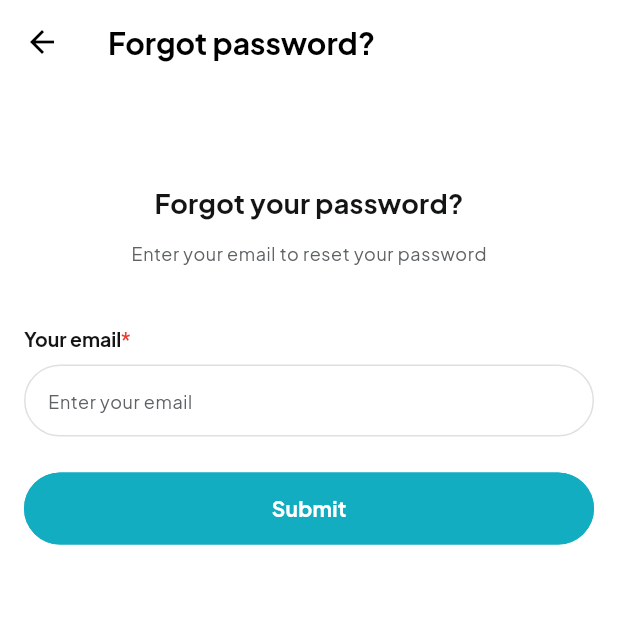
After one commit to algavania/technical_mobile, a Flutter app: the screen it shows after launch, after a tap on "Forgot password?", on a phone screen of 412 x 824 dp, the top half of it. The commit adds this screen. Run offline on Flutter 3.47's test engine with Material 3 defaults, Android fonts, the phone set to English and light mode, and no system bars; drawn by our look-alikes of loader_overlay; our stand-ins replace another_flushbar, app_links, auto_route, bloc, cached_network_image, dartz and 10 more; generated files the repository leaves out were written again.

Commit message:
feat: forgot and reset password

```diff
--- a/lib/app/view/app.dart
+++ b/lib/app/view/app.dart
@@ -1,4 +1,8 @@
+import 'dart:async';
+
+import 'package:app_links/app_links.dart';
 import 'package:flutter/material.dart';
+import 'package:flutter/scheduler.dart';
 import 'package:flutter_bloc/flutter_bloc.dart';
 import 'package:flutter_spinkit/flutter_spinkit.dart';
 import 'package:loader_overlay/loader_overlay.dart';
@@ -9,19 +13,68 @@ import 'package:technical_mobile/features/auth/presentation/bloc/auth_bloc.dart'
 import 'package:technical_mobile/injector/injector.dart';
 import 'package:technical_mobile/l10n/l10n.dart';
 import 'package:technical_mobile/routes/router.dart';
+import 'package:technical_mobile/util/logger.dart';
 
 final appRouter = AppRouter();
+final appLinks = AppLinks();
 
-class App extends StatelessWidget {
+class App extends StatefulWidget {
   const App({super.key});
+
+  @override
+  State<App> createState() => _AppState();
+}
+
+class _AppState extends State<App> {
+  StreamSubscription<dynamic>? _linkSub;
+
+  @override
+  void initState() {
+    super.initState();
+    _initDeepLinkListener();
+  }
+
+  void _initDeepLinkListener() {
+    _linkSub = appLinks.uriLinkStream.listen(
+      (uri) {
+        logger.i('Deep link received: $uri');
+        final token = uri.queryParameters['token'];
+        logger.i('Token from deep link: $token ${uri.queryParameters}');
+
+        if (token != null) {
+          SchedulerBinding.instance.addPostFrameCallback((_) {
+            if (appRouter.current.name == SplashRoute.name) {
+              Future.delayed(const Duration(seconds: 3), () {
+                appRouter.push(
+                  ResetPasswordRoute(token: token),
+                );
+              });
+              return;
+            }
+            appRouter.push(
+              ResetPasswordRoute(token: token),
+            );
+          });
+        }
+      },
+      onError: (dynamic err) {
+        logger.e('Deep link error: $err');
+      },
+    );
+  }
+
+  @override
+  void dispose() {
+    _linkSub?.cancel();
+    super.dispose();
+  }
 
   @override
   Widget build(BuildContext context) {
     return Sizer(
       builder: (_, __, ___) {
         return GlobalLoaderOverlay(
-          overlayWidgetBuilder: (_) =>
-          const Center(
+          overlayWidgetBuilder: (_) => const Center(
             child: SpinKitChasingDots(
               color: ColorValues.primary50,
             ),
--- a/lib/features/auth/auth.dart
+++ b/lib/features/auth/auth.dart
@@ -1,2 +1,4 @@
+export 'presentation/forgot_password_page.dart';
 export 'presentation/login_page.dart';
 export 'presentation/register_page.dart';
+export 'presentation/reset_password_page.dart';
--- a/lib/features/auth/data/repositories/auth_repository_impl.dart
+++ b/lib/features/auth/data/repositories/auth_repository_impl.dart
@@ -46,7 +46,11 @@ class AuthRepositoryImpl extends AuthRepository {
   ) {
     return safeCall(
       () => dataSource.resetPassword(
-          email, password, passwordConfirmation, token),
+        email,
+        password,
+        passwordConfirmation,
+        token,
+      ),
     );
   }
 
--- a/lib/features/auth/presentation/bloc/auth_bloc.dart
+++ b/lib/features/auth/presentation/bloc/auth_bloc.dart
@@ -72,7 +72,8 @@ class AuthBloc extends Bloc<AuthEvent, AuthState> {
     );
     res.fold(
       (failure) => emit(
-          state.copyWith(registerStatus: AsyncValue.error(failure.message))),
+        state.copyWith(registerStatus: AsyncValue.error(failure.message)),
+      ),
       (_) => emit(state.copyWith(registerStatus: const AsyncValue.data(true))),
     );
   }
@@ -115,7 +116,8 @@ class AuthBloc extends Bloc<AuthEvent, AuthState> {
         state.copyWith(resetPasswordStatus: AsyncValue.error(failure.message)),
       ),
       (_) => emit(
-          state.copyWith(resetPasswordStatus: const AsyncValue.data(true))),
+        state.copyWith(resetPasswordStatus: const AsyncValue.data(true)),
+      ),
     );
   }
 }
--- /dev/null
+++ b/lib/features/auth/presentation/forgot_password_page.dart
@@ -0,0 +1,107 @@
+import 'package:auto_route/annotations.dart';
+import 'package:flutter/material.dart';
+import 'package:flutter_bloc/flutter_bloc.dart';
+import 'package:loader_overlay/loader_overlay.dart';
+import 'package:sizer/sizer.dart';
+import 'package:technical_mobile/core/color_values.dart';
+import 'package:technical_mobile/core/styles.dart';
+import 'package:technical_mobile/features/auth/presentation/bloc/auth_bloc.dart';
+import 'package:technical_mobile/injector/injector.dart';
+import 'package:technical_mobile/l10n/l10n.dart';
+import 'package:technical_mobile/util/extensions.dart';
+import 'package:technical_mobile/util/validator.dart';
+import 'package:technical_mobile/widgets/custom_button.dart';
+import 'package:technical_mobile/widgets/custom_gesture_unfocus.dart';
+import 'package:technical_mobile/widgets/custom_text_field.dart';
+
+@RoutePage()
+class ForgotPasswordPage extends StatefulWidget {
+  const ForgotPasswordPage({super.key});
+
+  @override
+  State<ForgotPasswordPage> createState() => _ForgotPasswordPageState();
+}
+
+class _ForgotPasswordPageState extends State<ForgotPasswordPage> {
+  final _emailController = TextEditingController();
+  final _formKey = GlobalKey<FormState>();
+  final _bloc = Injector.instance<AuthBloc>();
+
+  @override
+  Widget build(BuildContext context) {
+    return BlocListener<AuthBloc, AuthState>(
+      bloc: _bloc,
+      listener: (context, state) {
+        state.forgotPasswordStatus.maybeMap(
+          loading: (_) {
+            context.loaderOverlay.show();
+          },
+          error: (error) {
+            context.loaderOverlay.hide();
+            context.showSnackBar(message: error.message, isSuccess: false);
+          },
+          data: (data) {
+            context.loaderOverlay.hide();
+            context.showSnackBar(
+              message: context.l10n.forgotPasswordSuccess,
+            );
+          },
+          orElse: () {},
+        );
+      },
+      child: Scaffold(
+        appBar: AppBar(
+          title: Text(context.l10n.forgotPassword),
+        ),
+        body: CustomGestureUnfocus(
+          child: SingleChildScrollView(
+            child: Padding(
+              padding: const EdgeInsets.all(Styles.defaultPadding),
+              child: Form(
+                key: _formKey,
+                child: Column(
+                  children: [
+                    6.h.vertical,
+                    Text(
+                      context.l10n.forgotPasswordText1,
+                      style: context.textTheme.titleMedium,
+                    ),
+                    1.5.h.vertical,
+                    Text(
+                      context.l10n.forgotPasswordText2,
+                      style: context.textTheme.bodySmall
+                          ?.copyWith(color: ColorValues.grey50),
+                    ),
+                    5.h.vertical,
+                    CustomTextField(
+                      textInputType: TextInputType.emailAddress,
+                      controller: _emailController,
+                      label: context.l10n.yourEmail,
+                      hint: context.l10n.enterEmail,
+                      validator:
+                      Validator(context: context).emailValidator,
+                    ),
+                    24.vertical,
+                    _buildSubmitButtonWidget(),
+                  ],
+                ),
+              ),
+            ),
+          ),
+        ),
+      ),
+    );
+  }
+
+  Widget _buildSubmitButtonWidget() {
+    return CustomButton(
+      buttonText: context.l10n.submit,
+      onPressed: () {
+        if (_formKey.currentState?.validate() ?? true) {
+          final email = _emailController.text.trim();
+          _bloc.add(AuthEvent.forgotPassword(email));
+        }
+      },
+    );
+  }
+}
--- a/lib/features/auth/presentation/login_page.dart
+++ b/lib/features/auth/presentation/login_page.dart
@@ -120,9 +120,14 @@ class _LoginPageState extends State<LoginPage> {
     return Row(
       mainAxisAlignment: MainAxisAlignment.end,
       children: [
-        Text(
-          context.l10n.forgotPassword,
-          style: context.textTheme.displaySmall,
+        GestureDetector(
+          onTap: () {
+            appRouter.push(const ForgotPasswordRoute());
+          },
+          child: Text(
+            context.l10n.forgotPassword,
+            style: context.textTheme.displaySmall,
+          ),
         ),
       ],
     );
--- a/lib/features/pages.dart
+++ b/lib/features/pages.dart
@@ -1,3 +1,3 @@
 export 'auth/auth.dart';
+export 'home/home.dart';
 export 'splash/splash.dart';
-export 'home/home.dart';
--- a/lib/features/splash/presentation/splash_page.dart
+++ b/lib/features/splash/presentation/splash_page.dart
@@ -1,7 +1,10 @@
+import 'dart:async';
+
 import 'package:auto_route/annotations.dart';
 import 'package:auto_route/auto_route.dart';
 import 'package:flutter/material.dart';
 import 'package:technical_mobile/app/app.dart';
+import 'package:technical_mobile/core/local_storage_service.dart';
 import 'package:technical_mobile/core/styles.dart';
 import 'package:technical_mobile/routes/router.dart';
 import 'package:technical_mobile/util/extensions.dart';
@@ -17,8 +20,13 @@ class SplashPage extends StatefulWidget {
 class _SplashPageState extends State<SplashPage> {
   @override
   void initState() {
-    Future.delayed(const Duration(seconds: 3), () {
-      appRouter.replace(const LoginRoute());
+    Future.delayed(const Duration(seconds: 3), () async {
+      final token = await LocalStorageService.getToken();
+      if (token != null) {
+        unawaited(context.router.replace(const HomeRoute()));
+      } else {
+        unawaited(context.router.replace(const LoginRoute()));
+      }
     });
     super.initState();
   }
--- a/lib/l10n/arb/app_en.arb
+++ b/lib/l10n/arb/app_en.arb
@@ -11,6 +11,12 @@
   "loginText2": "Login to get the full access!",
   "registerText1": "Register",
   "registerText2": "Register to use the full features of the app!",
+  "forgotPasswordText1": "Forgot your password?",
+  "forgotPasswordText2": "Enter your email to reset your password",
+  "forgotPasswordSuccess": "A link to reset your password has been sent to your email",
+  "resetPassword": "Reset Password",
+  "resetPasswordText1": "Reset your password",
+  "resetPasswordText2": "Enter your new password",
   "yourEmail": "Your email",
   "yourPassword": "Your password",
   "yourName": "Your name",
@@ -26,5 +32,6 @@
   "forgotPassword": "Forgot password?",
   "home": "Home",
   "registerSuccess": "You have successfully registered!",
-  "passwordConfirmationError": "Password confirmation does not match"
+  "passwordConfirmationError": "Password confirmation does not match",
+  "submit": "Submit"
 }
--- a/lib/routes/router.dart
+++ b/lib/routes/router.dart
@@ -1,4 +1,5 @@
 import 'package:auto_route/auto_route.dart';
+import 'package:flutter/material.dart';
 import 'package:technical_mobile/features/pages.dart';
 
 part 'router.gr.dart';
@@ -27,6 +28,16 @@ class AppRouter extends RootStackRouter {
       transitionsBuilder: TransitionsBuilders.fadeIn,
     ),
     CustomRoute<void>(
+      page: ForgotPasswordRoute.page,
+      path: '/forgot-password',
+      transitionsBuilder: TransitionsBuilders.fadeIn,
+    ),
+    CustomRoute<void>(
+      page: ResetPasswordRoute.page,
+      path: '/reset-password',
+      transitionsBuilder: TransitionsBuilders.fadeIn,
+    ),
+    CustomRoute<void>(
       page: HomeRoute.page,
       path: '/home',
       transitionsBuilder: TransitionsBuilders.fadeIn,
--- a/lib/util/validator.dart
+++ b/lib/util/validator.dart
@@ -25,7 +25,9 @@ class Validator {
   }
 
   String? passwordConfirmationValidator(
-      String? password, String? passwordConfirmation) {
+    String? password,
+    String? passwordConfirmation,
+  ) {
     if (password == null || passwordConfirmation == null) {
       return context.l10n.emptyValidatorMessage;
     }
```
Also changed, not shown: lib/features/auth/presentation/reset_password_page.dart (added, +139 -0 lines), lib/routes/router.gr.dart, 2 other files.
